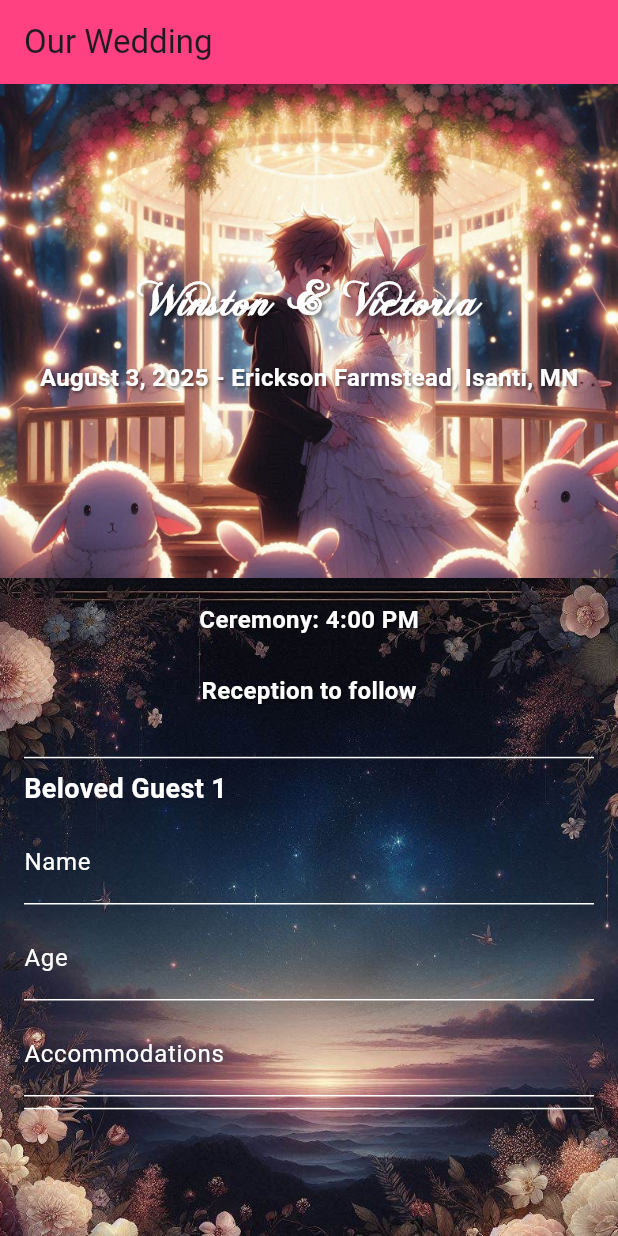
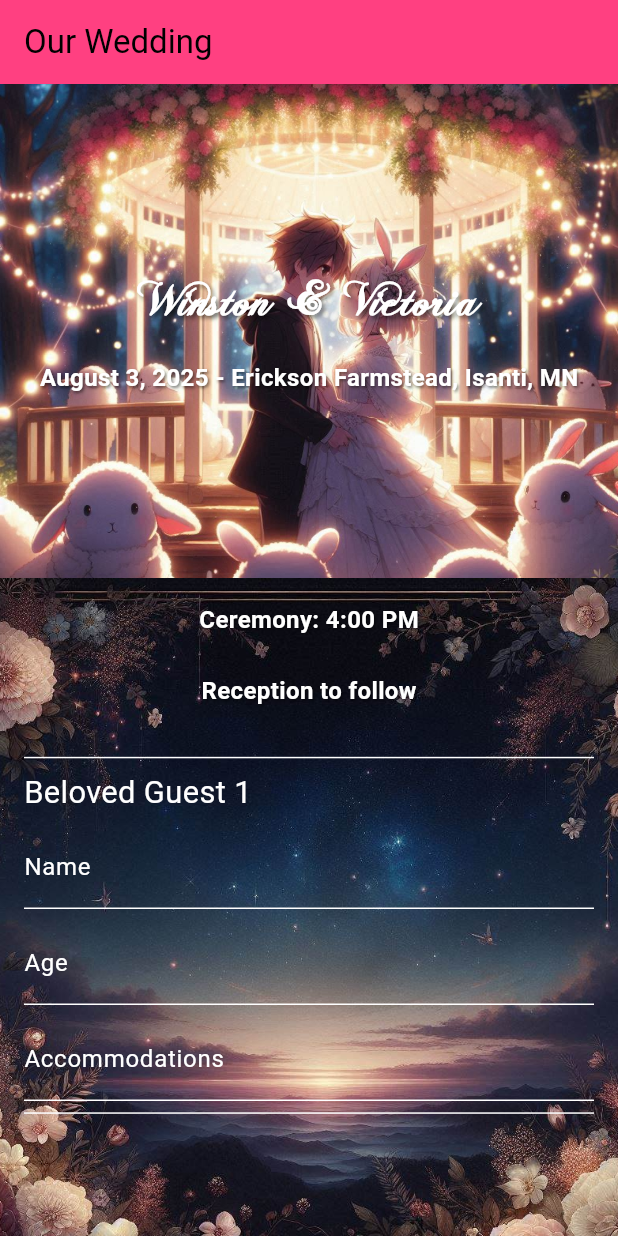
Before and after one commit to WinstonWaligora/wedding_wv, a Flutter app: the screen it shows after launch, on a phone screen of 412 x 824 dp. Run offline on Flutter 3.47's test engine with Material 3 defaults, Android fonts, the phone set to English and light mode, and no system bars.

Commit message:
auto remove guests

```diff
--- a/lib/guest_details.dart
+++ b/lib/guest_details.dart
@@ -1,6 +1,5 @@
 import 'package:flutter/material.dart';
-
-import 'constants.dart';
+import 'package:flutter/services.dart';
 
 class Guest {
   String? name;
@@ -12,7 +11,7 @@ class Guest {
 
 class GuestDetails extends StatefulWidget {
   final Guest guest;
-  final int guestNumber; // Add guest number
+  final int guestNumber;
   final ValueChanged<String> onNameChanged;
   final ValueChanged<int?> onAgeChanged;
   final ValueChanged<String> onAccommodationsChanged;
@@ -22,7 +21,7 @@ class GuestDetails extends StatefulWidget {
   const GuestDetails({
     super.key,
     required this.guest,
-    required this.guestNumber, // Add guest number
+    required this.guestNumber,
     required this.onNameChanged,
     required this.onAgeChanged,
     required this.onAccommodationsChanged,
@@ -58,33 +57,41 @@ class _GuestDetailsState extends State<GuestDetails> {
 
   @override
   Widget build(BuildContext context) {
+    final theme = Theme.of(context);
+    final textStyle = theme.textTheme.bodyMedium;
+    final screenWidth = MediaQuery.of(context).size.width;
+
     return Column(
       crossAxisAlignment: CrossAxisAlignment.start,
       children: [
-        const Divider(color: Colors.white),
+        Divider(color: theme.dividerColor),
         Row(
           mainAxisAlignment: MainAxisAlignment.spaceBetween,
           children: [
             Text(
-              'Beloved Guest ${widget.guestNumber}', // Display guest number
-              style: const TextStyle(
-                color: Colors.white,
-                fontSize: 18, // Increase font size
-                fontWeight: FontWeight.bold, // Make text bold
-              ),
+              'Beloved Guest ${widget.guestNumber}',
+              style: textStyle,
             ),
             if (widget.canRemove)
-              ElevatedButton(
-                onPressed: widget.onRemove,
-                style: ElevatedButton.styleFrom(
-                  foregroundColor: Colors.white,
-                  backgroundColor: Colors.pinkAccent,
+              SizedBox(
+                height: textStyle!.fontSize! * 1.2,
+                width: screenWidth * 0.2, // Set relative width
+                child: ElevatedButton(
+                  onPressed: widget.onRemove,
+                  style: ElevatedButton.styleFrom(
+                    foregroundColor: Colors.white,
+                    backgroundColor: theme.colorScheme.secondary,
+                    padding: EdgeInsets.zero,
+                  ),
+                  child: Text('Remove',
+                      style: TextStyle(
+                          fontSize: textStyle!.fontSize! * 0.7,
+                          fontWeight: FontWeight.normal)),
                 ),
-                child: const Text('Remove'),
               ),
           ],
         ),
-        const SizedBox(height: textFieldSpacing),
+        const SizedBox(height: 8.0),
         TextField(
           decoration: const InputDecoration(
             labelText: 'Name',
@@ -100,7 +107,7 @@ class _GuestDetailsState extends State<GuestDetails> {
           controller: _nameController,
           onChanged: widget.onNameChanged,
         ),
-        const SizedBox(height: textFieldSpacing),
+        const SizedBox(height: 8.0),
         TextField(
           decoration: const InputDecoration(
             labelText: 'Age',
@@ -112,12 +119,15 @@ class _GuestDetailsState extends State<GuestDetails> {
               borderSide: BorderSide(color: Colors.white),
             ),
           ),
+          inputFormatters: <TextInputFormatter>[
+            FilteringTextInputFormatter.digitsOnly
+          ],
           style: const TextStyle(color: Colors.white),
           controller: _ageController,
           keyboardType: TextInputType.number,
           onChanged: (value) => widget.onAgeChanged(int.tryParse(value)),
         ),
-        const SizedBox(height: textFieldSpacing),
+        const SizedBox(height: 8.0),
         TextField(
           decoration: const InputDecoration(
             labelText: 'Accommodations',
@@ -133,7 +143,7 @@ class _GuestDetailsState extends State<GuestDetails> {
           controller: _accommodationsController,
           onChanged: widget.onAccommodationsChanged,
         ),
-        const Divider(color: Colors.white),
+        Divider(color: theme.dividerColor),
       ],
     );
   }
--- a/lib/main.dart
+++ b/lib/main.dart
@@ -13,6 +13,21 @@ class MyApp extends StatelessWidget {
   @override
   Widget build(BuildContext context) {
     return MaterialApp(
+      theme: ThemeData(
+        primaryColor: appBarColor,
+        colorScheme: ColorScheme.fromSwatch().copyWith(
+          secondary: Colors.pinkAccent,
+        ),
+        textTheme: TextTheme(
+          bodyMedium: TextStyle(
+            color: Colors.white,
+            fontSize:
+                MediaQuery.of(context).size.width * 0.05, // Relative font size
+            // fontWeight: FontWeight.bold,
+          ),
+        ),
+        dividerColor: Colors.white,
+      ),
       home: Scaffold(
         appBar: AppBar(
           title: const Text(weddingTitle),
@@ -33,10 +48,10 @@ class MyApp extends StatelessWidget {
                       )
                     : null,
               ),
-              child: SingleChildScrollView(
+              child: const SingleChildScrollView(
                 child: Column(
                   children: [
-                    const WeddingHeader(),
+                    WeddingHeader(),
                     WeddingDetails(),
                   ],
                 ),
--- a/lib/rsvp.dart
+++ b/lib/rsvp.dart
@@ -17,24 +17,24 @@ class RSVPFormState extends State<RSVPForm> {
   void _updateGuestName(int index, String name) {
     setState(() {
       _guests[index].name = name;
+      _removeEmptyGuestIfNeeded(index);
       _addNewGuestIfNeeded();
-      _removeEmptyGuestIfNeeded(index);
     });
   }
 
   void _updateGuestAge(int index, int? age) {
     setState(() {
       _guests[index].age = age;
+      _removeEmptyGuestIfNeeded(index);
       _addNewGuestIfNeeded();
-      _removeEmptyGuestIfNeeded(index);
     });
   }
 
   void _updateGuestAccommodations(int index, String accommodations) {
     setState(() {
       _guests[index].accommodations = accommodations;
+      _removeEmptyGuestIfNeeded(index);
       _addNewGuestIfNeeded();
-      _removeEmptyGuestIfNeeded(index);
     });
   }
 
@@ -51,16 +51,30 @@ class RSVPFormState extends State<RSVPForm> {
   }
 
   void _removeEmptyGuestIfNeeded(int index) {
-    if (index == _guests.length - 2 &&
+    if (_guests.length > 1 &&
         _guests[index].name?.isEmpty == true &&
         _guests[index].age == null &&
         _guests[index].accommodations?.isEmpty == true) {
-      _guests.removeAt(index);
+      final removedGuest = _guests.removeAt(index);
       _listKey.currentState?.removeItem(
         index,
         (context, animation) => SizeTransition(
           sizeFactor: animation,
-          child: Container(),
+          child: GuestDetails(
+            key: ValueKey(removedGuest),
+            guest: removedGuest,
+            guestNumber: index + 1,
+            onNameChanged: (name) => _updateGuestName(index, name),
+            onAgeChanged: (age) => _updateGuestAge(index, age),
+            onAccommodationsChanged: (accommodations) =>
+                _updateGuestAccommodations(index, accommodations),
+            onRemove: () => _removeGuest(index),
+            canRemove: _guests.length > 1 &&
+                !(index == _guests.length - 1 &&
+                    _guests[index].name?.isEmpty == true &&
+                    _guests[index].age == null &&
+                    _guests[index].accommodations?.isEmpty == true),
+          ),
         ),
       );
     }
```
